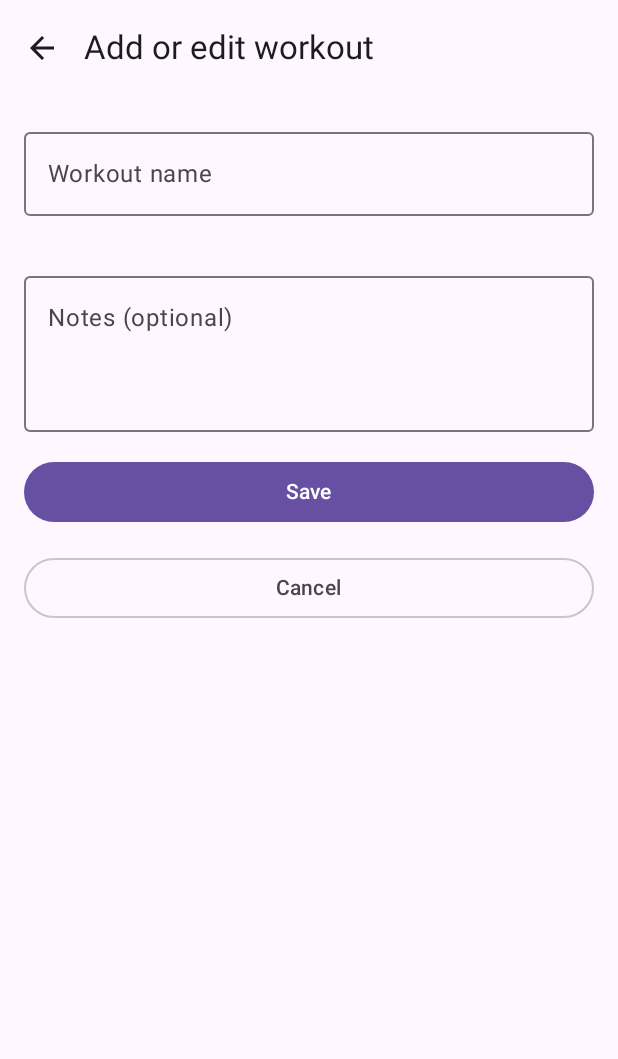
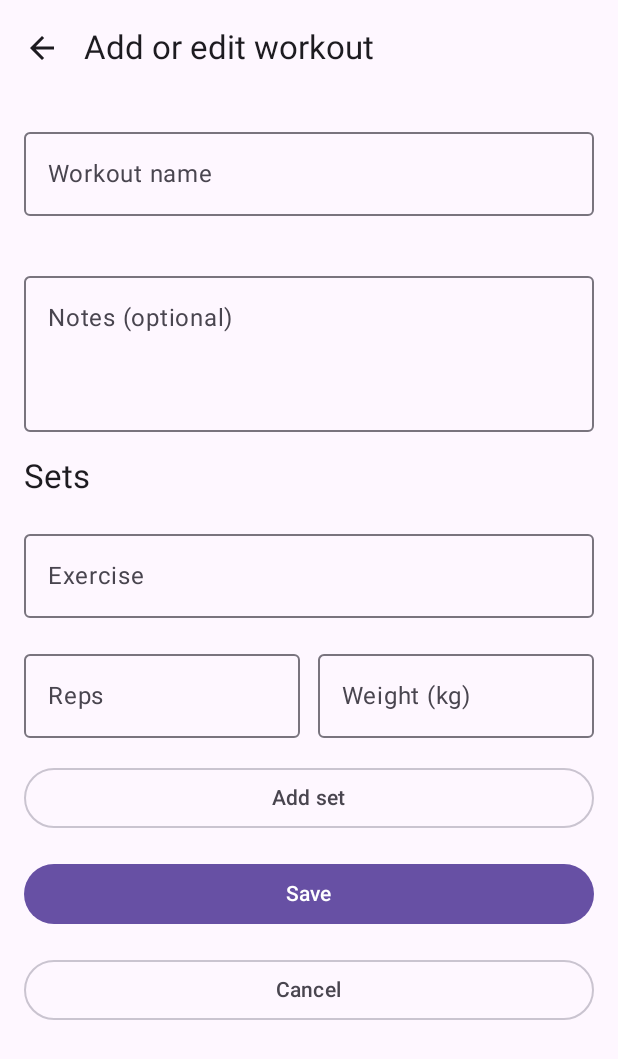
Before and after one commit to S00272372/gym-workout-log, an Android app built with Jetpack Compose: the screen it shows after launch (MainActivity), after a tap on "Add workout", on a phone screen of 412 x 824 dp. Shown: the top 1059 px of the screen. Run offline under Robolectric (Android 15) with nearby library versions, the phone set to English and light mode, and no system bars; our stand-ins replace Room's generated code.

Commit message:
add detail screen, edit and delete workout, and exercise sets in the form

```diff
--- a/app/src/main/java/com/example/gymlog/GymLogApp.kt
+++ b/app/src/main/java/com/example/gymlog/GymLogApp.kt
@@ -134,11 +134,23 @@ fun GymLogApp(
                 arguments = listOf(navArgument("workoutId") { type = NavType.LongType })
             ) {
                 WorkoutDetailScreen(
-                    onEditWorkout = { navController.navigate(GymLogScreen.AddEdit.name) },
-                    onAddPhoto = { navController.navigate(GymLogScreen.Camera.name) }
+                    onEditWorkout = { workoutId ->
+                        navController.navigate("${GymLogScreen.AddEdit.name}?workoutId=$workoutId")
+                    },
+                    onAddPhoto = { navController.navigate(GymLogScreen.Camera.name) },
+                    onDeleted = { navController.popBackStack() }
                 )
             }
-            composable(route = GymLogScreen.AddEdit.name) {
+            //workoutId is optional: -1 means add a new workout and anything else means edit
+            composable(
+                route = "${GymLogScreen.AddEdit.name}?workoutId={workoutId}",
+                arguments = listOf(
+                    navArgument("workoutId") {
+                        type = NavType.LongType
+                        defaultValue = -1L
+                    }
+                )
+            ) {
                 AddEditWorkoutScreen(
                     onSave = { navController.popBackStack() },
                     onCancel = { navController.popBackStack() }
--- a/app/src/main/java/com/example/gymlog/ui/screens/AddEditWorkoutScreen.kt
+++ b/app/src/main/java/com/example/gymlog/ui/screens/AddEditWorkoutScreen.kt
@@ -2,26 +2,36 @@ package com.example.gymlog.ui.screens
 
 import androidx.compose.foundation.layout.Arrangement
 import androidx.compose.foundation.layout.Column
+import androidx.compose.foundation.layout.Row
 import androidx.compose.foundation.layout.fillMaxSize
 import androidx.compose.foundation.layout.fillMaxWidth
 import androidx.compose.foundation.layout.padding
 import androidx.compose.foundation.rememberScrollState
+import androidx.compose.foundation.text.KeyboardOptions
 import androidx.compose.foundation.verticalScroll
+import androidx.compose.material.icons.Icons
+import androidx.compose.material.icons.filled.Delete
 import androidx.compose.material3.Button
+import androidx.compose.material3.Icon
+import androidx.compose.material3.IconButton
+import androidx.compose.material3.MaterialTheme
 import androidx.compose.material3.OutlinedButton
 import androidx.compose.material3.OutlinedTextField
 import androidx.compose.material3.Text
 import androidx.compose.runtime.Composable
 import androidx.compose.runtime.collectAsState
 import androidx.compose.runtime.getValue
+import androidx.compose.ui.Alignment
 import androidx.compose.ui.Modifier
 import androidx.compose.ui.res.stringResource
+import androidx.compose.ui.text.input.KeyboardType
 import androidx.compose.ui.unit.dp
 import androidx.lifecycle.viewmodel.compose.viewModel
 import com.example.gymlog.R
 import com.example.gymlog.ui.viewmodel.AddEditViewModel
 import com.example.gymlog.ui.viewmodel.AppViewModelProvider
 
+//used for both adding a new workout and editing an existing one
 @Composable
 fun AddEditWorkoutScreen(
     onSave: () -> Unit,
@@ -56,6 +66,76 @@ fun AddEditWorkoutScreen(
             minLines = 3,
             modifier = Modifier.fillMaxWidth()
         )
+
+        //sets already added to this workout
+        Text(
+            text = stringResource(R.string.sets_title),
+            style = MaterialTheme.typography.titleLarge
+        )
+        uiState.sets.forEachIndexed { index, set ->
+            Row(
+                modifier = Modifier.fillMaxWidth(),
+                verticalAlignment = Alignment.CenterVertically
+            ) {
+                Text(
+                    text = stringResource(
+                        R.string.set_summary,
+                        set.exerciseName,
+                        set.reps,
+                        set.weightKg.toString()
+                    ),
+                    style = MaterialTheme.typography.bodyLarge,
+                    modifier = Modifier.weight(1f)
+                )
+                IconButton(onClick = { viewModel.onRemoveSet(index) }) {
+                    Icon(
+                        imageVector = Icons.Filled.Delete,
+                        contentDescription = stringResource(R.string.remove_set)
+                    )
+                }
+            }
+        }
+
+        //fields for the next set
+        OutlinedTextField(
+            value = uiState.newExercise,
+            onValueChange = viewModel::onNewExerciseChange,
+            label = { Text(stringResource(R.string.exercise_label)) },
+            singleLine = true,
+            modifier = Modifier.fillMaxWidth()
+        )
+        Row(
+            modifier = Modifier.fillMaxWidth(),
+            horizontalArrangement = Arrangement.spacedBy(12.dp)
+        ) {
+            OutlinedTextField(
+                value = uiState.newReps,
+                onValueChange = viewModel::onNewRepsChange,
+                label = { Text(stringResource(R.string.reps_label)) },
+                keyboardOptions = KeyboardOptions(keyboardType = KeyboardType.Number),
+                singleLine = true,
+                modifier = Modifier.weight(1f)
+            )
+            OutlinedTextField(
+                value = uiState.newWeight,
+                onValueChange = viewModel::onNewWeightChange,
+                label = { Text(stringResource(R.string.weight_label)) },
+                keyboardOptions = KeyboardOptions(keyboardType = KeyboardType.Decimal),
+                singleLine = true,
+                modifier = Modifier.weight(1f)
+            )
+        }
+        if (uiState.setError) {
+            Text(
+                text = stringResource(R.string.set_error),
+                style = MaterialTheme.typography.bodySmall,
+                color = MaterialTheme.colorScheme.error
+            )
+        }
+        OutlinedButton(onClick = viewModel::onAddSet, modifier = Modifier.fillMaxWidth()) {
+            Text(stringResource(R.string.add_set))
+        }
+
         Button(
             onClick = { viewModel.save(onSaved = onSave) },
             enabled = !uiState.isSaving,
--- a/app/src/main/java/com/example/gymlog/ui/viewmodel/AppViewModelProvider.kt
+++ b/app/src/main/java/com/example/gymlog/ui/viewmodel/AppViewModelProvider.kt
@@ -1,20 +1,27 @@
 package com.example.gymlog.ui.viewmodel
 
 import androidx.lifecycle.ViewModelProvider.AndroidViewModelFactory
+import androidx.lifecycle.createSavedStateHandle
 import androidx.lifecycle.viewmodel.CreationExtras
 import androidx.lifecycle.viewmodel.initializer
 import androidx.lifecycle.viewmodel.viewModelFactory
 import com.example.gymlog.GymLogApplication
 
-//builds every ViewModel and gives it the shared repository from GymLogApplication
+//builds every viewmodel and gives it the shared repository from GymLogApplication
 object AppViewModelProvider {
     val Factory = viewModelFactory {
         initializer { HomeViewModel(gymLogApplication().workoutRepository) }
         initializer { HistoryViewModel(gymLogApplication().workoutRepository) }
-        initializer { AddEditViewModel(gymLogApplication().workoutRepository) }
+        //the saved state handle holds the navigation arguments such as workoutId
+        initializer {
+            DetailViewModel(this.createSavedStateHandle(), gymLogApplication().workoutRepository)
+        }
+        initializer {
+            AddEditViewModel(this.createSavedStateHandle(), gymLogApplication().workoutRepository)
+        }
     }
 }
 
-//finds the GymLogApplication object inside the ViewModel creation extras
+//finds the GymLogApplication object inside the viewmodel creation extras
 fun CreationExtras.gymLogApplication(): GymLogApplication =
     this[AndroidViewModelFactory.APPLICATION_KEY] as GymLogApplication
--- a/app/src/main/res/values/strings.xml
+++ b/app/src/main/res/values/strings.xml
@@ -35,6 +35,22 @@
     <string name="workout_notes_label">Notes (optional)</string>
     <string name="name_required">Please enter a workout name</string>
 
+    <!--sets, detail and delete-->
+    <string name="sets_title">Sets</string>
+    <string name="no_sets">No sets recorded</string>
+    <string name="set_summary">%1$s: %2$d reps x %3$s kg</string>
+    <string name="exercise_label">Exercise</string>
+    <string name="reps_label">Reps</string>
+    <string name="weight_label">Weight (kg)</string>
+    <string name="add_set">Add set</string>
+    <string name="remove_set">Remove set</string>
+    <string name="set_error">Enter an exercise and a whole number of reps</string>
+    <string name="delete_workout">Delete workout</string>
+    <string name="delete_title">Delete this workout?</string>
+    <string name="delete_message">This also deletes its sets. This cannot be undone.</string>
+    <string name="delete_confirm">Delete</string>
+    <string name="workout_not_found">Workout not found</string>
+
     <!--temporary text used by the placeholder screens-->
     <string name="placeholder_body">This screen is a placeholder. Its real content is added in a later step.</string>
 </resources>
```
Also changed, not shown: app/src/main/java/com/example/gymlog/ui/screens/Screens.kt (+0 -17 lines), app/src/main/java/com/example/gymlog/ui/screens/WorkoutDetailScreen.kt (added, +150 -0 lines), app/src/main/java/com/example/gymlog/ui/viewmodel/AddEditViewModel.kt (+118 -8 lines), app/src/main/java/com/example/gymlog/ui/viewmodel/DetailViewModel.kt (added, +45 -0 lines).
